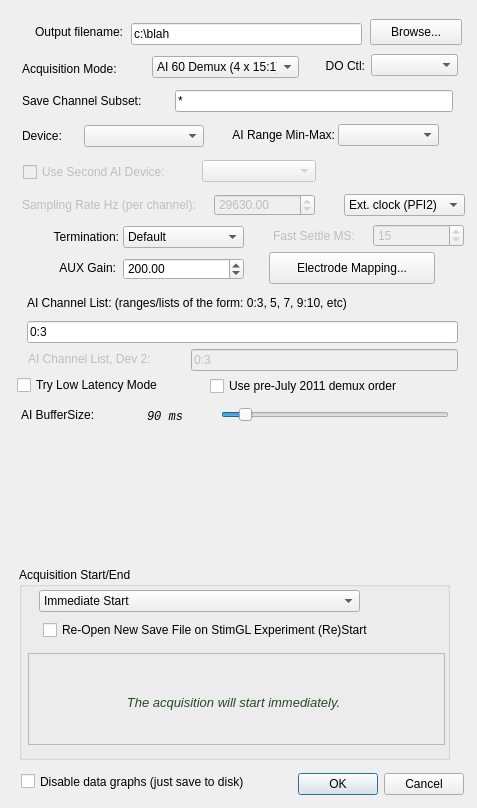
Qt form ConfigureDialog.ui (acorver/SpikeGL) before a commit.
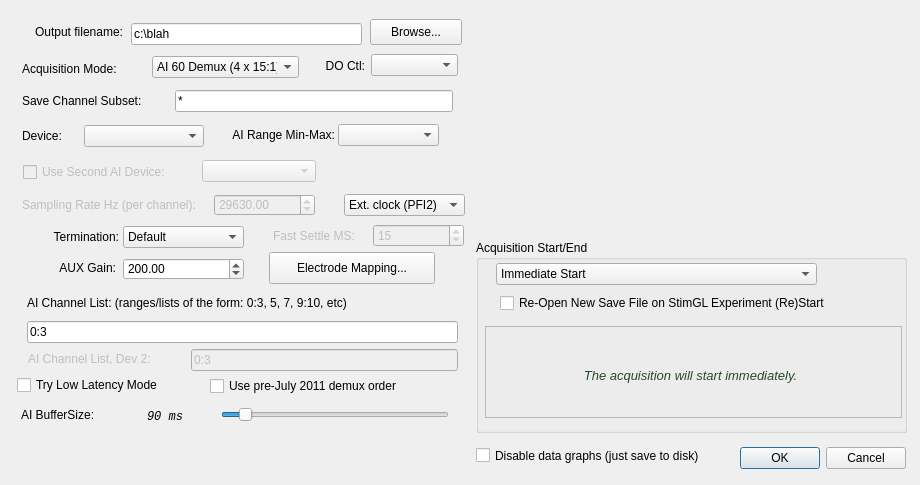
The same form after that commit. Icons and pictures are not drawn.

The edit to the form file:
```diff
--- a/ConfigureDialog.ui
+++ b/ConfigureDialog.ui
@@ -9,8 +9,8 @@
    <rect>
     <x>0</x>
     <y>0</y>
-    <width>477</width>
-    <height>808</height>
+    <width>920</width>
+    <height>485</height>
    </rect>
   </property>
   <property name="windowTitle">
@@ -29,8 +29,8 @@
   <widget class="QDialogButtonBox" name="buttonBox">
    <property name="geometry">
     <rect>
-     <x>291</x>
-     <y>768</y>
+     <x>733</x>
+     <y>442</y>
      <width>173</width>
      <height>32</height>
     </rect>
@@ -262,9 +262,9 @@
   <widget class="QCheckBox" name="disableGraphsChk">
    <property name="geometry">
     <rect>
-     <x>21</x>
-     <y>771</y>
-     <width>273</width>
+     <x>476</x>
+     <y>445</y>
+     <width>260</width>
      <height>21</height>
     </rect>
    </property>
@@ -278,8 +278,8 @@
   <widget class="QGroupBox" name="acqStartEndGB">
    <property name="geometry">
     <rect>
-     <x>19</x>
-     <y>567</y>
+     <x>476</x>
+     <y>240</y>
      <width>431</width>
      <height>193</height>
     </rect>
@@ -664,10 +664,10 @@
   <widget class="QWidget" name="aoPassthruWidget" native="true">
    <property name="geometry">
     <rect>
-     <x>19</x>
-     <y>436</y>
+     <x>476</x>
+     <y>21</y>
      <width>431</width>
-     <height>121</height>
+     <height>215</height>
     </rect>
    </property>
   </widget>
```
